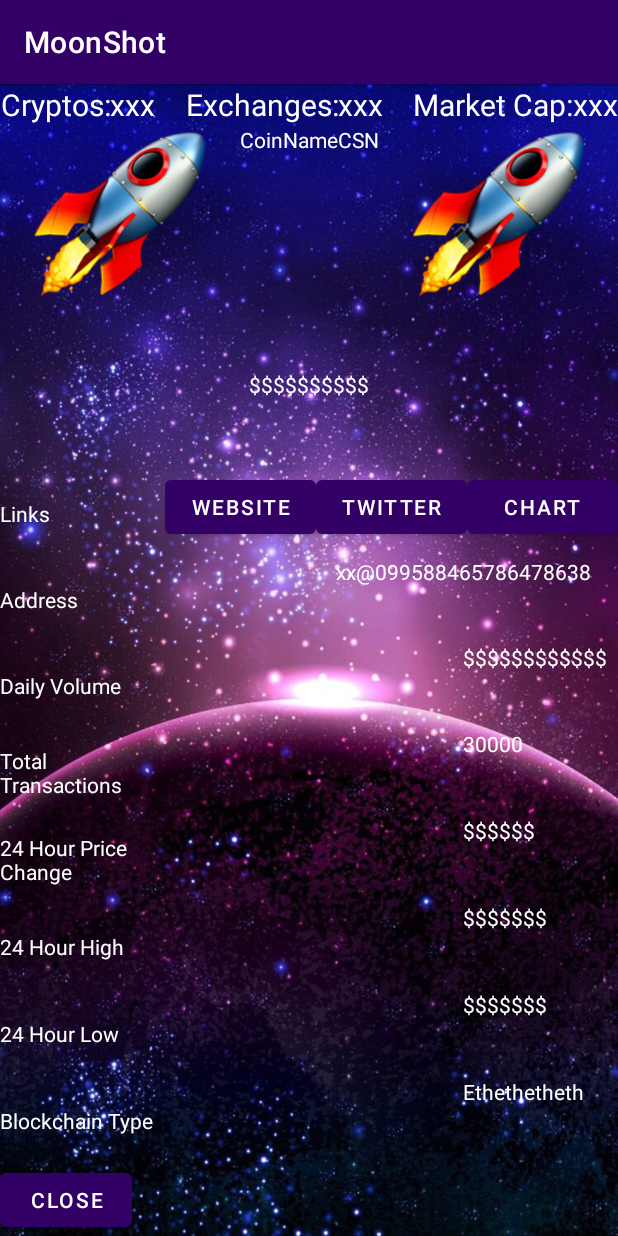
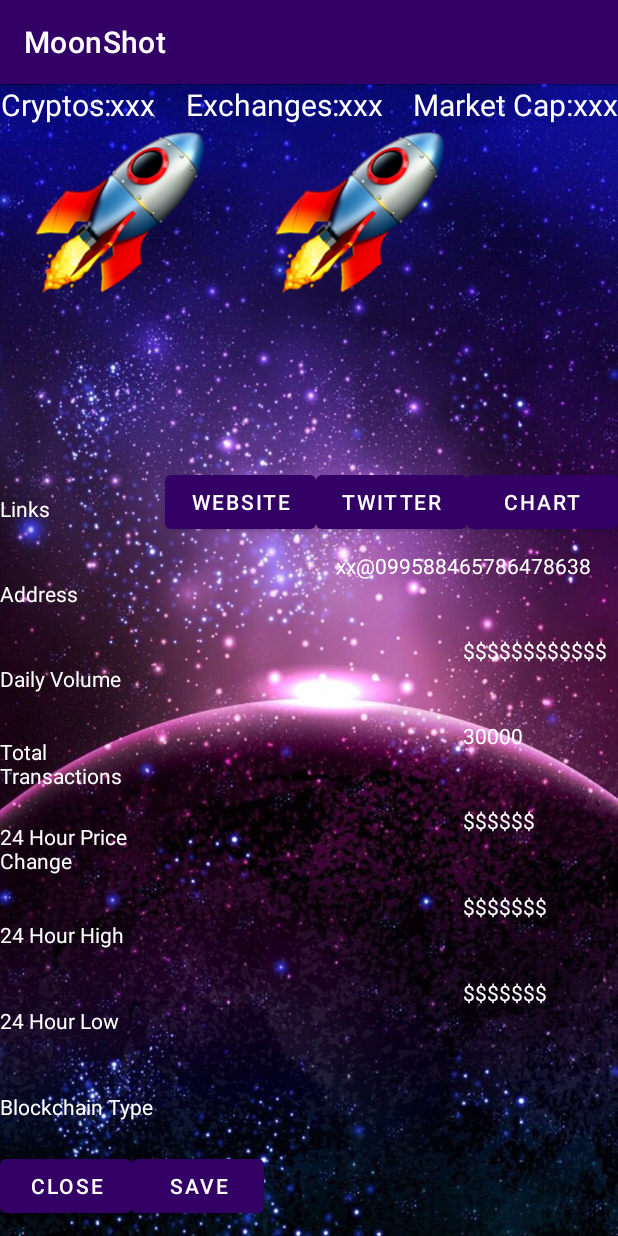
Before and after one commit to MoonShotApp1/MoonShot, an Android app: the IndividualCoinActivity screen opened directly, with no data from a screen before it, on a phone screen of 412 x 824 dp. Run offline under Robolectric (Android 15) with nearby library versions, the phone set to English and light mode, and no system bars; our stand-ins replace Firebase (no records; nobody signed in at launch, a user with empty details on screens opened directly).

Commit message:
savedCoins backend working

```diff
--- a/app/src/main/java/com/dartmouth/moonshot/CoinListAdapter.kt
+++ b/app/src/main/java/com/dartmouth/moonshot/CoinListAdapter.kt
@@ -30,7 +30,7 @@
         textViewName.text = coinList.get(position).name
         textViewSymb.text = coinList.get(position).symbol
         textViewBCType.text = coinList.get(position).platforms
-        textViewCurrPrice.text = coinList.get(position).currentPrice
+        textViewCurrPrice.text = coinList.get(position).currentPrice.toString()
 
         return view
     }
--- a/app/src/main/java/com/dartmouth/moonshot/IndividualCoinActivity.kt
+++ b/app/src/main/java/com/dartmouth/moonshot/IndividualCoinActivity.kt
@@ -4,11 +4,22 @@
 import android.os.Bundle
 import android.view.View
 import android.widget.Button
+import android.widget.TextView
+import android.widget.Toast
 import androidx.appcompat.app.AppCompatActivity
+import androidx.lifecycle.ViewModelProvider
+import com.google.firebase.auth.FirebaseAuth
+import com.google.gson.Gson
+import com.google.gson.reflect.TypeToken
 
 class IndividualCoinActivity: AppCompatActivity() {
     private lateinit var closeButton: Button
     private lateinit var moreInfoButton: Button
+    private lateinit var saveButton: Button
+
+    private lateinit var profileViewModel: ProfileViewModel
+
+    private var mFirebaseAuth: FirebaseAuth? = null
 
     private var address: String? = null
     private var blockchainType: String? = null
@@ -27,6 +38,7 @@
         val HOLDERS_KEY = "holders"
         val NAME_KEY = "name"
         val SYMBOL_KEY = "symbol"
+        val IMAGE_LARGE_KEY = "image-large"
     }
 
     override fun onCreate(savedInstanceState: Bundle?) {
@@ -38,11 +50,42 @@
             finish()
         }
 
+        address = intent.getStringExtra(ADDRESS_KEY)
+
+        mFirebaseAuth = FirebaseAuth.getInstance()
+        //profileBinding = DataBindingUtil.inflate(inflater, R.layout.fragment_home, container, false)
+        profileViewModel =
+            ViewModelProvider.AndroidViewModelFactory.getInstance(application)
+                .create(ProfileViewModel::class.java)
+
+        var savedCoinsList = fromString(profileViewModel.getUser().value?.savedCoins)
+        //Toast.makeText(this, savedCoinsList.toString(), Toast.LENGTH_LONG).show()
+
+        saveButton = findViewById(R.id.button_save)
+        saveButton.setOnClickListener(){
+            if (savedCoinsList != null) {
+                address?.let { it1 -> savedCoinsList.add(it1) }
+                profileViewModel.updateSavedCoins(savedCoinsList)
+            }
+            finish()
+        }
+
         moreInfoButton = findViewById(R.id.web)
         moreInfoButton.setOnClickListener(){
             showMoreInfo()
         }
+
+        val nameTextView: TextView = findViewById(R.id.coinName)
+        val symbolTextView: TextView = findViewById(R.id.coinSymbol)
+        val bcTypeTextView: TextView = findViewById(R.id.blockChainTypeAB)
+        val currPriceTextView: TextView = findViewById(R.id.price)
+
+        nameTextView.text = intent.getStringExtra(NAME_KEY)
+        symbolTextView.text = intent.getStringExtra(SYMBOL_KEY)
+        bcTypeTextView.text = intent.getStringExtra(BLOCKCHAIN_TYPE_KEY)
+        currPriceTextView.text = intent.getStringExtra(CURRENT_PRICE_KEY)
     }
+
 
     override fun onResume() {
         super.onResume()
@@ -65,4 +108,9 @@
         //intent.putExtra(CoinWebpageActivity.COIN_ADDRESS_KEY, "0xb45f65561bdbef60e6f716a755394efee977c4ac")
         this.startActivity(intent)
     }
+
+    fun fromString(value: String?): ArrayList<String>? {
+        val listType = object : TypeToken<ArrayList<String>?>() {}.type
+        return Gson().fromJson(value, listType)
+    }
 }
--- a/app/src/main/java/com/dartmouth/moonshot/User.kt
+++ b/app/src/main/java/com/dartmouth/moonshot/User.kt
@@ -1,5 +1,6 @@
 package com.dartmouth.moonshot
 
+import android.widget.ImageView
 import de.hdodenhof.circleimageview.CircleImageView
 import com.bumptech.glide.Glide
 import androidx.databinding.BindingAdapter
@@ -7,7 +8,7 @@
 data class User(
     var name : String? = null,
     var bio : String? = null,
-    var savedCoins: String? = null,
+    var savedCoins: String? = "[ , ]",
     var image: String? = null
 ){
 
@@ -15,7 +16,8 @@
 
         @JvmStatic
         @BindingAdapter("imageUrl")
-        fun loadImage(view: CircleImageView, imageUrl: String?) {
+        //fun loadImage(view: CircleImageView, imageUrl: String?) {
+        fun loadImage(view: ImageView, imageUrl: String?) {
             imageUrl?.let {
                 Glide.with(view.context).load(imageUrl).into(view)
             }
--- a/app/src/main/java/com/dartmouth/moonshot/ui/home/HomeFragment.kt
+++ b/app/src/main/java/com/dartmouth/moonshot/ui/home/HomeFragment.kt
@@ -118,7 +118,8 @@
             profileViewModel.updateName(edittextName.text.toString())
             profileViewModel.updateBio(edittextBio.text.toString())
             profileViewModel.updateImage(imageUri, changeImage)
-            //profileViewModel.updateSavedCoins(arrayListOf("4gfH2ie0EZg9WH2rOFBZvbHmLYf1", "T0s1ZTySZVXaE6Hr2vlIJRScrOp1"))
+            //imageUri = Uri.parse("")
+            //profileViewModel.updateSavedCoins(arrayListOf("",""))
             //updateName()
         }
 
--- a/app/src/main/java/com/dartmouth/moonshot/ui/slideshow/SlideshowFragment.kt
+++ b/app/src/main/java/com/dartmouth/moonshot/ui/slideshow/SlideshowFragment.kt
@@ -198,8 +198,11 @@
             indCoinIntent.putExtra(IndividualCoinActivity.NAME_KEY, itemSelected.name)
             indCoinIntent.putExtra(IndividualCoinActivity.SYMBOL_KEY, itemSelected.symbol)
             indCoinIntent.putExtra(IndividualCoinActivity.BLOCKCHAIN_TYPE_KEY, itemSelected.platforms)
-            indCoinIntent.putExtra(IndividualCoinActivity.CURRENT_PRICE_KEY, itemSelected.currentPrice)
+            indCoinIntent.putExtra(IndividualCoinActivity.CURRENT_PRICE_KEY, itemSelected.currentPrice.toString())
             indCoinIntent.putExtra(IndividualCoinActivity.ADDRESS_KEY, itemSelected.address)
+            indCoinIntent.putExtra(IndividualCoinActivity.IMAGE_LARGE_KEY, itemSelected.image_large)
+            //Toast.makeText(this.activity, itemSelected.name, Toast.LENGTH_LONG).show()
+            //Toast.makeText(this.activity, itemSelected.image_large.toString(), Toast.LENGTH_LONG).show()
 
             startActivity(indCoinIntent)
         }
--- a/app/src/main/res/layout/activity_individual_coin.xml
+++ b/app/src/main/res/layout/activity_individual_coin.xml
@@ -365,9 +365,20 @@
             android:text="Ethethetheth"
             android:textColor="#FFFFFF"></TextView>
     </LinearLayout>
+    <LinearLayout
+        android:layout_width="match_parent"
+        android:layout_height="0dp"
+        android:layout_weight="1"
+        android:orientation="horizontal">
     <Button
         android:layout_width="wrap_content"
         android:layout_height="wrap_content"
         android:id="@+id/button_close"
         android:text="Close"/>
+    <Button
+        android:layout_width="wrap_content"
+        android:layout_height="wrap_content"
+        android:id="@+id/button_save"
+        android:text="Save"/>
+    </LinearLayout>
 </LinearLayout>
--- a/app/src/main/res/layout/fragment_gallery.xml
+++ b/app/src/main/res/layout/fragment_gallery.xml
@@ -6,6 +6,7 @@
     android:layout_width="match_parent"
     android:layout_height="match_parent"
     tools:context=".ui.gallery.GalleryFragment"
+    android:background="@drawable/space"
     android:orientation="horizontal">
 
     <ListView
--- a/app/src/main/res/layout/fragment_home.xml
+++ b/app/src/main/res/layout/fragment_home.xml
@@ -19,7 +19,8 @@
         android:layout_height="200dp"
         app:srcCompat="@drawable/default_profile"/>-->
 
-    <de.hdodenhof.circleimageview.CircleImageView
+    <!--<de.hdodenhof.circleimageview.CircleImageView-->
+    <ImageView
         android:id="@+id/imgProfile"
         imageUrl="@{userModel.image}"
         android:layout_width="200dp"
```
Also changed, not shown: app/src/main/java/com/dartmouth/moonshot/Coin.kt (+38 -8 lines), app/src/main/java/com/dartmouth/moonshot/ui/gallery/GalleryFragment.kt (+64 -6 lines).
